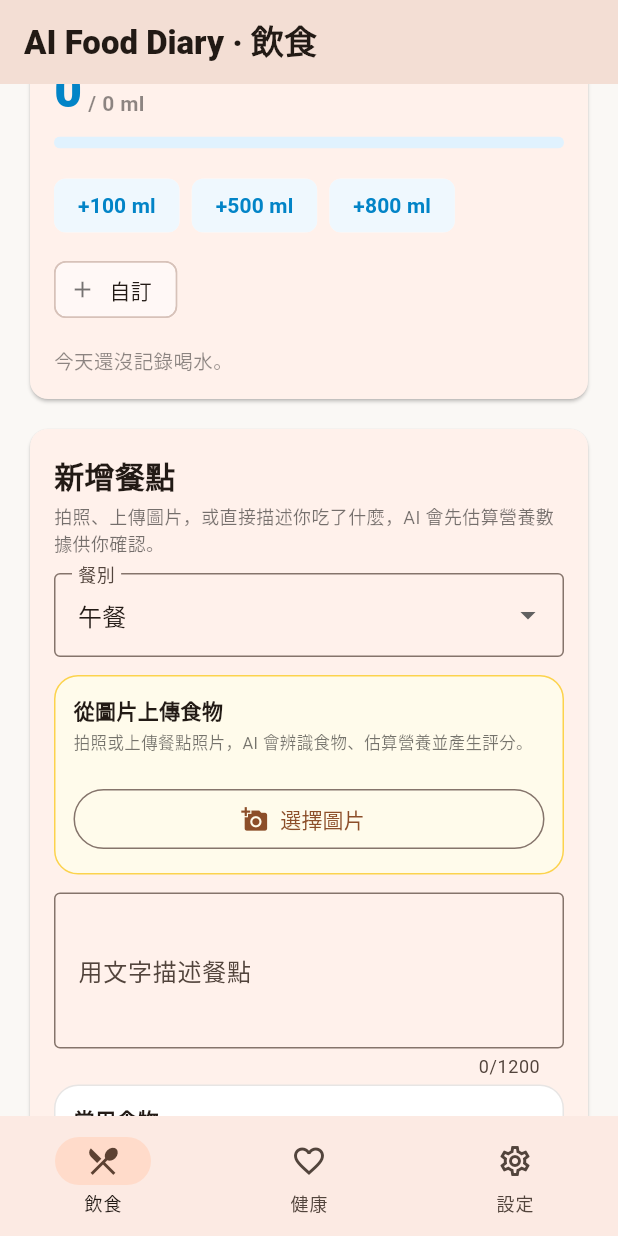
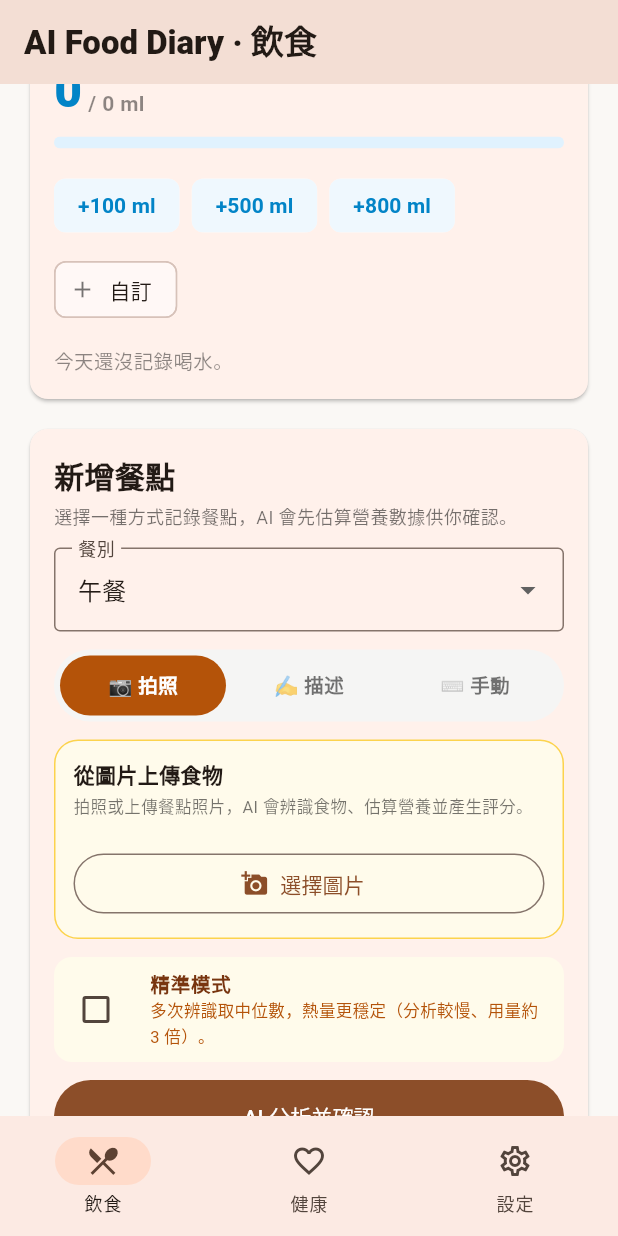
Before and after one commit to es94111/AI_Food_Diary, a Flutter app: the DashboardScreen screen opened directly, scrolled down 576 dp, on a phone screen of 412 x 824 dp. Run offline on Flutter 3.47's test engine with Material 3 defaults, Android fonts, the phone set to English and light mode, and no system bars; our stand-ins replace dio, flutter_secure_storage, google_sign_in, image_picker, open_filex, package_info_plus and 2 more; missing offline and left inert: health; accounts and stored records are empty; network calls fail; statements that could not run were skipped.

Commit message:
chore: release v0.23.0
- fix(health): accept empty unit so dimensionless metrics (BMI) don't fail the whole sync batch
- feat(mobile): match web's tabbed meal capture (photo/describe/manual) with precise mode

Co-Authored-By: Claude <noreply@anthropic.com>

```diff
--- a/mobile/lib/services/health_service.dart
+++ b/mobile/lib/services/health_service.dart
@@ -228,7 +228,7 @@ class HealthService {
       accs.forEach((key, acc) {
         if (key.$1 == 'WEIGHT' && acc.lastValue > 0) {
           final bmi = acc.lastValue / (metres * metres);
-          out.add(_payload('BMI', double.parse(bmi.toStringAsFixed(1)), '',
+          out.add(_payload('BMI', double.parse(bmi.toStringAsFixed(1)), 'kg/m²',
               acc.lastAt ?? key.$2));
         }
       });
--- a/mobile/lib/services/meal_service.dart
+++ b/mobile/lib/services/meal_service.dart
@@ -28,10 +28,12 @@ class MealService {
   // ---- AI analysis (returns items to confirm, does NOT persist) ----
 
   static Future<List<FoodAnalysisItem>> analyzeImage(
-      String mealType, String imageDataUrl) {
+      String mealType, String imageDataUrl,
+      {bool precise = false}) {
     return _analyze('/api/meals/analyze', {
       'mealType': mealType,
       'imageDataUrl': imageDataUrl,
+      'precise': precise,
       'eatenAt': DateTime.now().toUtc().toIso8601String(),
     }, '分析失敗，請稍後再試');
   }
--- a/mobile/lib/widgets/meal_capture_form.dart
+++ b/mobile/lib/widgets/meal_capture_form.dart
@@ -84,9 +84,21 @@ class MealCaptureForm extends StatefulWidget {
   State<MealCaptureForm> createState() => _MealCaptureFormState();
 }
 
+/// The three ways to log a meal, mirroring the web form's tabbed selector.
+/// Only the active mode's input is shown and submitted.
+enum CaptureMode { photo, describe, manual }
+
+const _captureModeLabels = {
+  CaptureMode.photo: '📷 拍照',
+  CaptureMode.describe: '✍️ 描述',
+  CaptureMode.manual: '⌨️ 手動',
+};
+
 class _MealCaptureFormState extends State<MealCaptureForm> {
   final _picker = ImagePicker();
   String _mealType = 'LUNCH';
+  CaptureMode _mode = CaptureMode.photo;
+  bool _preciseMode = false;
   String? _imageDataUrl;
   final _descriptionCtrl = TextEditingController();
   final List<EditableItem> _manualItems = [EditableItem()];
@@ -162,23 +174,38 @@ class _MealCaptureFormState extends State<MealCaptureForm> {
 
   Future<void> _submit() async {
     setState(() => _error = null);
+    // Each mode submits its own input only, matching the web form: leftover
+    // input from another tab never leaks into the analysis.
     final desc = _descriptionCtrl.text.trim();
     final manual = _manualItems.where((e) => e.hasName).toList();
-    if (_imageDataUrl == null && desc.isEmpty && manual.isEmpty) {
-      setState(() => _error = '請先上傳圖片、描述餐點，或在下方手動輸入食物項目。');
-      return;
+    switch (_mode) {
+      case CaptureMode.photo:
+        if (_imageDataUrl == null) {
+          setState(() => _error = '請先拍照或上傳餐點圖片。');
+          return;
+        }
+      case CaptureMode.describe:
+        if (desc.isEmpty) {
+          setState(() => _error = '請先用文字描述你吃了什麼。');
+          return;
+        }
+      case CaptureMode.manual:
+        if (manual.isEmpty) {
+          setState(() => _error = '請至少填寫一項食物名稱。');
+          return;
+        }
     }
     setState(() => _loading = true);
     try {
-      List<FoodAnalysisItem> analyzed;
-      if (_imageDataUrl != null) {
-        analyzed = await MealService.analyzeImage(_mealType, _imageDataUrl!);
-      } else if (desc.isNotEmpty) {
-        analyzed = await MealService.analyzeDescription(_mealType, desc);
-      } else {
-        analyzed = await MealService.analyzeManual(
-            _mealType, manual.map((e) => e.toMealItem()).toList());
-      }
+      final analyzed = switch (_mode) {
+        CaptureMode.photo => await MealService.analyzeImage(
+            _mealType, _imageDataUrl!,
+            precise: _preciseMode),
+        CaptureMode.describe =>
+          await MealService.analyzeDescription(_mealType, desc),
+        CaptureMode.manual => await MealService.analyzeManual(
+            _mealType, manual.map((e) => e.toMealItem()).toList()),
+      };
       if (!mounted) return;
       final confirmed = await _showConfirmDialog(
           analyzed.map(EditableItem.fromAnalysis).toList());
@@ -198,7 +225,7 @@ class _MealCaptureFormState extends State<MealCaptureForm> {
       showDragHandle: true,
       builder: (ctx) => _ConfirmSheet(
         items: items,
-        imageDataUrl: _imageDataUrl,
+        imageDataUrl: _mode == CaptureMode.photo ? _imageDataUrl : null,
         onReestimate: (editedItems) async {
           final analyzed = await MealService.reestimate(
               _mealType, editedItems.map((e) => e.toMealItem()).toList());
@@ -206,14 +233,15 @@ class _MealCaptureFormState extends State<MealCaptureForm> {
         },
         onSave: (confirmedItems) async {
           final items = confirmedItems.map((e) => e.toMealItem()).toList();
+          final desc = _descriptionCtrl.text.trim();
+          // Only the active mode's source is persisted, matching the web form.
           // Nutrition is mirrored into Health Connect later, during the
           // "健康同步" flow (HealthService.syncNow), not at save time.
           await MealService.createMeal(
             mealType: _mealType,
-            imageDataUrl: _imageDataUrl,
-            description: _descriptionCtrl.text.trim().isEmpty
-                ? null
-                : _descriptionCtrl.text.trim(),
+            imageDataUrl: _mode == CaptureMode.photo ? _imageDataUrl : null,
+            description:
+                _mode == CaptureMode.describe && desc.isNotEmpty ? desc : null,
             items: items,
           );
         },
@@ -298,11 +326,6 @@ class _MealCaptureFormState extends State<MealCaptureForm> {
 
   @override
   Widget build(BuildContext context) {
-    final hasManual = _manualItems.any((e) => e.hasName);
-    final submitLabel =
-        _imageDataUrl != null || _descriptionCtrl.text.trim().isNotEmpty || hasManual
-            ? 'AI 分析並確認'
-            : '儲存餐點';
     return Card(
       child: Padding(
         padding: const EdgeInsets.all(16),
@@ -312,7 +335,7 @@ class _MealCaptureFormState extends State<MealCaptureForm> {
             const Text('新增餐點',
                 style: TextStyle(fontSize: 20, fontWeight: FontWeight.w900)),
             const SizedBox(height: 4),
-            const Text('拍照、上傳圖片，或直接描述你吃了什麼，AI 會先估算營養數據供你確認。',
+            const Text('選擇一種方式記錄餐點，AI 會先估算營養數據供你確認。',
                 style: TextStyle(fontSize: 12, color: Colors.black54)),
             const SizedBox(height: 12),
             DropdownButtonFormField<String>(
@@ -326,23 +349,18 @@ class _MealCaptureFormState extends State<MealCaptureForm> {
               onChanged: (v) => setState(() => _mealType = v ?? 'LUNCH'),
             ),
             const SizedBox(height: 12),
-            _imageSection(),
+            _modeTabs(),
             const SizedBox(height: 12),
-            TextField(
-              controller: _descriptionCtrl,
-              maxLines: 3,
-              maxLength: 1200,
-              onChanged: (_) => setState(() {}),
-              decoration: const InputDecoration(
-                labelText: '用文字描述餐點',
-                hintText: '例如：午餐吃一碗滷肉飯、一顆滷蛋、半碗青菜和無糖豆漿。',
-                border: OutlineInputBorder(),
-              ),
-            ),
-            const SizedBox(height: 4),
-            _savedFoodsSection(),
-            const SizedBox(height: 12),
-            _manualSection(),
+            if (_mode == CaptureMode.photo) ...[
+              _imageSection(),
+              _preciseModeTile(),
+            ],
+            if (_mode == CaptureMode.describe) _describeSection(),
+            if (_mode == CaptureMode.manual) ...[
+              _savedFoodsSection(),
+              const SizedBox(height: 12),
+              _manualSection(),
+            ],
             if (_error != null) ...[
               const SizedBox(height: 10),
               Text(_error!, style: const TextStyle(color: Colors.red)),
@@ -360,7 +378,7 @@ class _MealCaptureFormState extends State<MealCaptureForm> {
                         width: 20,
                         child: CircularProgressIndicator(
                             strokeWidth: 2, color: Colors.white))
-                    : Text(submitLabel),
+                    : const Text('AI 分析並確認'),
               ),
             ),
             const SizedBox(height: 6),
@@ -375,6 +393,107 @@ class _MealCaptureFormState extends State<MealCaptureForm> {
             if (widget.showAdvice && _advice.isNotEmpty) _adviceCard(),
           ],
         ),
+      ),
+    );
+  }
+
+  /// Segmented control to pick one of the three capture modes, mirroring the
+  /// web form's pill tabs.
+  Widget _modeTabs() {
+    return Container(
+      padding: const EdgeInsets.all(4),
+      decoration: BoxDecoration(
+        color: const Color(0xFFF5F5F4),
+        borderRadius: BorderRadius.circular(999),
+      ),
+      child: Row(
+        children: CaptureMode.values.map((mode) {
+          final selected = _mode == mode;
+          return Expanded(
+            child: GestureDetector(
+              onTap: () => setState(() {
+                _mode = mode;
+                _error = null;
+              }),
+              child: Container(
+                padding: const EdgeInsets.symmetric(vertical: 10),
+                alignment: Alignment.center,
+                decoration: BoxDecoration(
+                  color:
+                      selected ? const Color(0xFFB45309) : Colors.transparent,
+                  borderRadius: BorderRadius.circular(999),
+                ),
+                child: Text(
+                  _captureModeLabels[mode]!,
+                  style: TextStyle(
+                    fontSize: 13,
+                    fontWeight: FontWeight.w600,
+                    color: selected ? Colors.white : Colors.black54,
+                  ),
+                ),
+              ),
+            ),
+          );
+        }).toList(),
+      ),
+    );
+  }
+
+  /// Photo-mode option: multiple recognitions, take the median (matches web).
+  Widget _preciseModeTile() {
+    return Container(
+      margin: const EdgeInsets.only(top: 12),
+      decoration: BoxDecoration(
+        color: const Color(0xFFFFFBEB),
+        borderRadius: BorderRadius.circular(12),
+      ),
+      child: CheckboxListTile(
+        value: _preciseMode,
+        onChanged: (v) => setState(() => _preciseMode = v ?? false),
+        controlAffinity: ListTileControlAffinity.leading,
+        dense: true,
+        activeColor: const Color(0xFFB45309),
+        contentPadding: const EdgeInsets.symmetric(horizontal: 8),
+        title: const Text('精準模式',
+            style: TextStyle(
+                fontWeight: FontWeight.bold, color: Color(0xFF78350F))),
+        subtitle: const Text('多次辨識取中位數，熱量更穩定（分析較慢、用量約 3 倍）。',
+            style: TextStyle(fontSize: 11, color: Color(0xFFB45309))),
+      ),
+    );
+  }
+
+  Widget _describeSection() {
+    return Container(
+      width: double.infinity,
+      padding: const EdgeInsets.all(12),
+      decoration: BoxDecoration(
+        color: const Color(0xFFFFFBEB),
+        borderRadius: BorderRadius.circular(16),
+      ),
+      child: Column(
+        crossAxisAlignment: CrossAxisAlignment.start,
+        children: [
+          const Text('用文字描述餐點',
+              style: TextStyle(
+                  fontWeight: FontWeight.bold, color: Color(0xFF78350F))),
+          const SizedBox(height: 4),
+          const Text('例如：午餐吃一碗滷肉飯、一顆滷蛋、半碗青菜和無糖豆漿。',
+              style: TextStyle(fontSize: 11, color: Color(0xFFB45309))),
+          const SizedBox(height: 8),
+          TextField(
+            controller: _descriptionCtrl,
+            maxLines: 3,
+            maxLength: 1200,
+            onChanged: (_) => setState(() {}),
+            decoration: const InputDecoration(
+              hintText: '描述你吃了什麼、份量大概多少...',
+              border: OutlineInputBorder(),
+              filled: true,
+              fillColor: Colors.white,
+            ),
+          ),
+        ],
       ),
     );
   }
--- a/mobile/pubspec.yaml
+++ b/mobile/pubspec.yaml
@@ -16,7 +16,7 @@ publish_to: 'none' # Remove this line if you wish to publish to pub.dev
 # https://developer.apple.com/library/archive/documentation/General/Reference/InfoPlistKeyReference/Articles/CoreFoundationKeys.html
 # In Windows, build-name is used as the major, minor, and patch parts
 # of the product and file versions while build-number is used as the build suffix.
-version: 0.22.0+29
+version: 0.23.0+30
 
 environment:
   sdk: ^3.12.0
--- a/package.json
+++ b/package.json
@@ -1,6 +1,6 @@
 {
   "name": "ai-food-diary",
-  "version": "0.22.0",
+  "version": "0.23.0",
   "private": true,
   "scripts": {
     "dev": "next dev",
```
Also changed, not shown: 3 other files.
